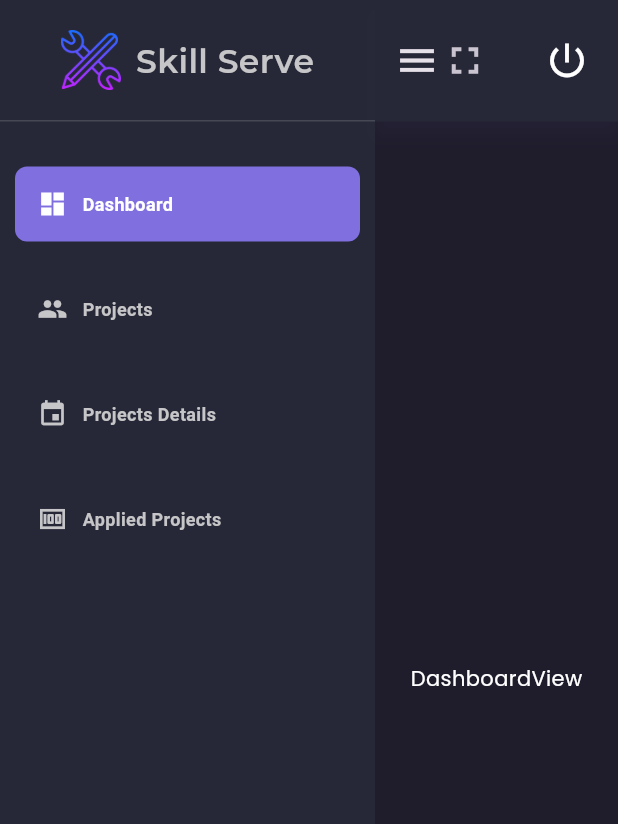
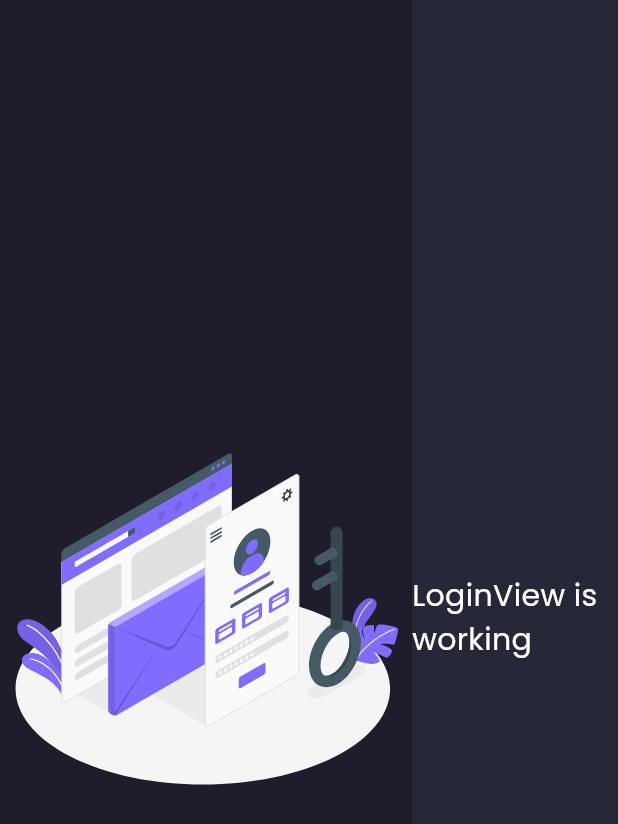
Before and after one commit to Khuza1ma/skill-serve, a Flutter app: the screen it shows after launch, on a phone screen of 412 x 824 dp. Shown: the top 824 px of the screen. Run offline on Flutter 3.47's test engine with Material 3 defaults, Android fonts, the phone set to English and light mode, and no system bars; our stand-ins replace flutter_form_builder, flutter_svg, get, google_fonts, web.

Commit message:
WIP: Implemented Login Module with UI and Navigation Integration.

```diff
--- /dev/null
+++ b/lib/app/modules/login/views/login_view.dart
@@ -0,0 +1,53 @@
+import 'package:flutter/material.dart';
+import 'package:flutter_svg/svg.dart';
+
+import 'package:get/get.dart';
+
+import '../../../constants/app_colors.dart';
+import '../../../constants/asset_constants.dart';
+import '../controllers/login_controller.dart';
+
+class LoginView extends GetView<LoginController> {
+  const LoginView({super.key});
+  @override
+  Widget build(BuildContext context) {
+    return Scaffold(
+      body: Row(
+        children: [
+          Expanded(
+            flex: 2,
+            child: Container(
+              decoration: BoxDecoration(
+                color: AppColors.k1f1d2c,
+                boxShadow: [
+                  BoxShadow(
+                    color: AppColors.k806dff,
+                    blurRadius: 10,
+                    spreadRadius: 2,
+                    offset: const Offset(10, 0),
+                  ),
+                ],
+              ),
+              child: Center(
+                child: SvgPicture.asset(
+                  AppAssets.login,
+                ),
+              ),
+            ),
+          ),
+          Expanded(
+            child: Container(
+              color: AppColors.k262837,
+              child: const Center(
+                child: Text(
+                  'LoginView is working',
+                  style: TextStyle(fontSize: 20),
+                ),
+              ),
+            ),
+          ),
+        ],
+      ),
+    );
+  }
+}
--- a/lib/app/routes/app_pages.dart
+++ b/lib/app/routes/app_pages.dart
@@ -6,6 +6,8 @@ import '../modules/dashboard/bindings/dashboard_binding.dart';
 import '../modules/dashboard/views/dashboard_view.dart';
 import '../modules/home/bindings/home_binding.dart';
 import '../modules/home/views/home_view.dart';
+import '../modules/login/bindings/login_binding.dart';
+import '../modules/login/views/login_view.dart';
 import '../modules/projects/bindings/projects_binding.dart';
 import '../modules/projects/views/projects_view.dart';
 import '../modules/projects_details/bindings/projects_details_binding.dart';
@@ -16,7 +18,7 @@ part 'app_routes.dart';
 class AppPages {
   AppPages._();
 
-  static const INITIAL = Routes.HOME;
+  static const INITIAL = Routes.LOGIN;
 
   static final routes = [
     GetPage(
@@ -44,5 +46,10 @@ class AppPages {
       page: () => const AppliedProjectsView(),
       binding: AppliedProjectsBinding(),
     ),
+    GetPage(
+      name: _Paths.LOGIN,
+      page: () => const LoginView(),
+      binding: LoginBinding(),
+    ),
   ];
 }
--- a/lib/app/routes/app_routes.dart
+++ b/lib/app/routes/app_routes.dart
@@ -8,6 +8,7 @@ abstract class Routes {
   static const PROJECTS = _Paths.PROJECTS;
   static const PROJECTS_DETAILS = _Paths.PROJECTS_DETAILS;
   static const APPLIED_PROJECTS = _Paths.APPLIED_PROJECTS;
+  static const LOGIN = _Paths.LOGIN;
 }
 
 abstract class _Paths {
@@ -17,4 +18,5 @@ abstract class _Paths {
   static const PROJECTS = '/projects';
   static const PROJECTS_DETAILS = '/projects-details';
   static const APPLIED_PROJECTS = '/applied-projects';
+  static const LOGIN = '/login';
 }
--- a/pubspec.yaml
+++ b/pubspec.yaml
@@ -37,7 +37,7 @@ dependencies:
   cached_network_image: ^3.1.0
   logger: ^1.1.0
   google_fonts: ^6.2.1
-  flutter_svg: ^2.0.10
+  flutter_svg: ^2.0.17
   flutter_form_builder: ^10.0.1
   fl_chart: ^0.68.0
   get: ^4.7.2
```
Also changed, not shown: lib/app/modules/login/bindings/login_binding.dart (added, +12 -0 lines), lib/app/modules/login/controllers/login_controller.dart (added, +23 -0 lines).
